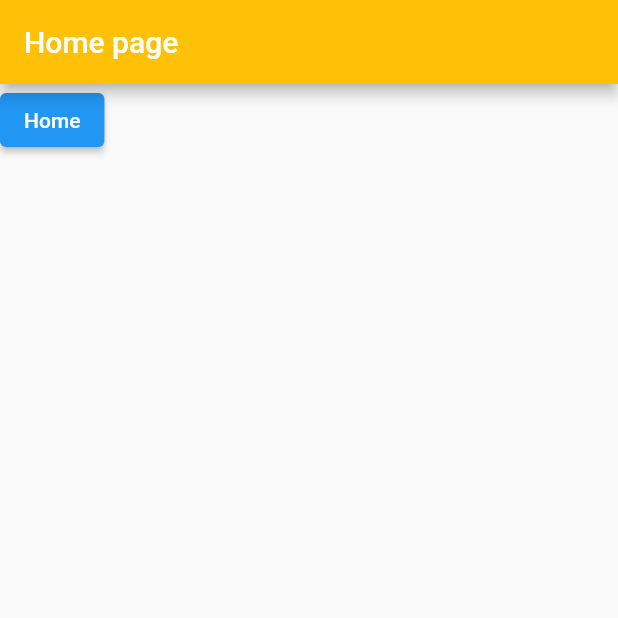
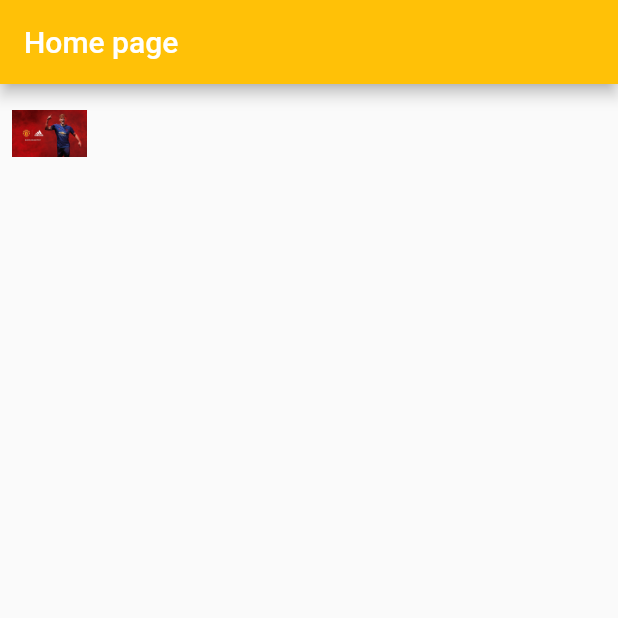
Before and after one commit to dev-sampsonorson/first_flutter_app, a Flutter app: the screen it shows after launch, on a phone screen of 412 x 824 dp, the top half of it. Run offline on Flutter 3.47's test engine with Material 2 defaults, Android fonts, the phone set to English and light mode, and no system bars.

Commit message:
feat(animation-images): animate image between screens

```diff
--- a/lib/main.dart
+++ b/lib/main.dart
@@ -68,6 +68,8 @@ class RootScreen extends StatelessWidget {
 class HomeScreen extends StatelessWidget {
   const HomeScreen({super.key});
 
+  final String img = 'resources/shaw.jpeg';
+
   @override
   Widget build(BuildContext context) {
     return Scaffold(
@@ -75,15 +77,15 @@ class HomeScreen extends StatelessWidget {
         backgroundColor: Colors.amber,
         title: const Text('Home page'),
       ),
-      body: ElevatedButton(
-        child: const Text('Home'),
+      body: IconButton(
+        icon: Hero(
+          tag: img,
+          child: const Image(image: AssetImage('resources/shaw.jpeg')),
+        ),
+        iconSize: 50,
         onPressed: () {
           Navigator.push(
-            context,
-            MaterialPageRoute(
-              builder: (_) => const AboutScreen(),
-            ),
-          );
+              context, MaterialPageRoute(builder: (_) => const AboutScreen()));
         },
       ),
     );
@@ -93,6 +95,8 @@ class HomeScreen extends StatelessWidget {
 class AboutScreen extends StatelessWidget {
   const AboutScreen({super.key});
 
+  final String img = 'resources/shaw.jpeg';
+
   @override
   Widget build(BuildContext context) {
     return Scaffold(
@@ -100,6 +104,10 @@ class AboutScreen extends StatelessWidget {
         backgroundColor: Colors.blueGrey,
         title: const Text('About page'),
       ),
+      body: Hero(
+        tag: img,
+        child: const Image(image: AssetImage('resources/shaw.jpeg')),
+      ),
     );
   }
 }
--- a/pubspec.yaml
+++ b/pubspec.yaml
@@ -88,3 +88,6 @@ flutter:
   #
   # For details regarding fonts from package dependencies,
   # see https://flutter.dev/custom-fonts/#from-packages
+
+  assets:
+    - resources/shaw.jpeg
```
Also changed, not shown: resources/shaw.jpeg (added).
